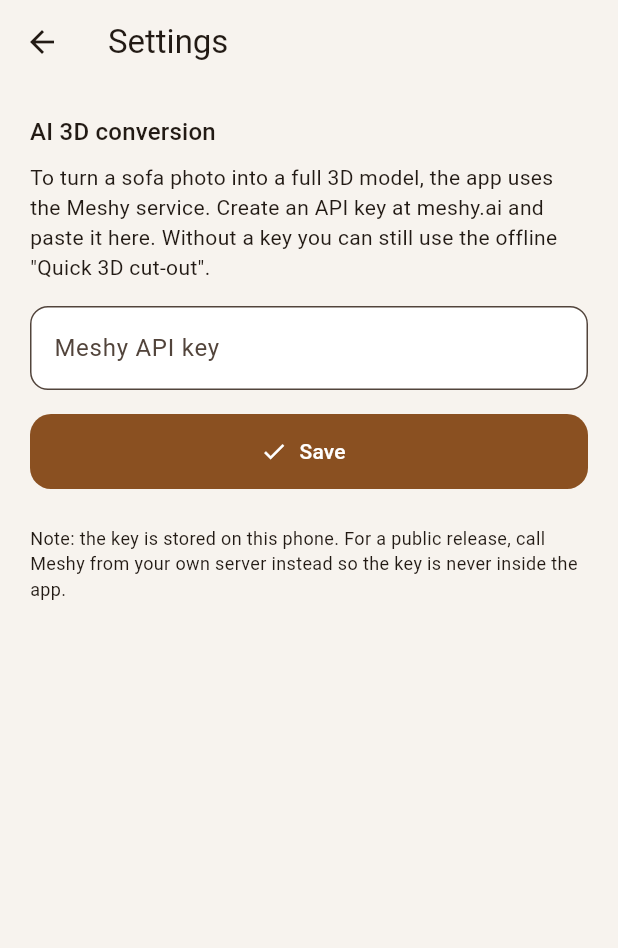
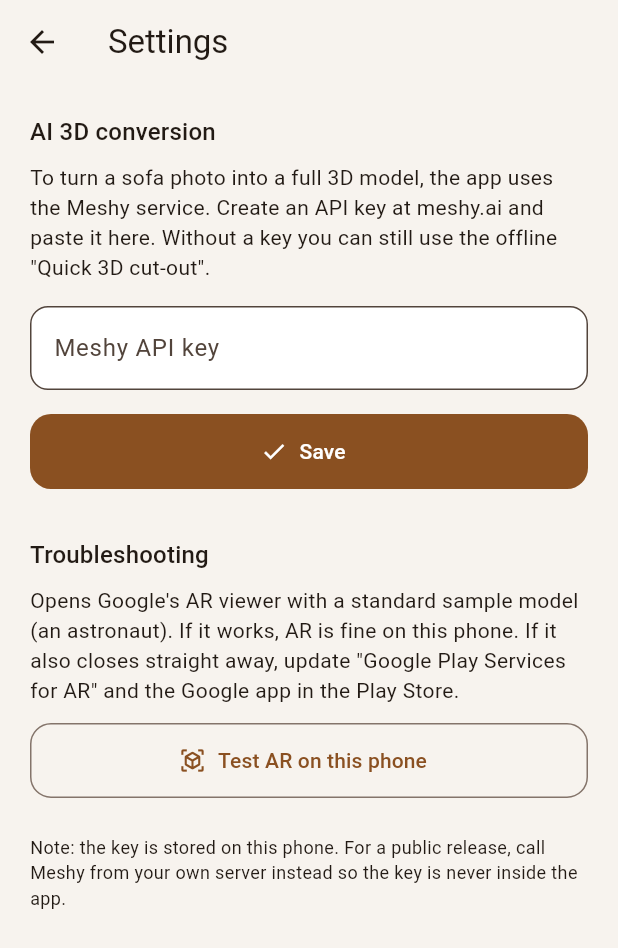
Before and after one commit to goldwin18/sofa-ar, a Flutter app: the screen it shows after launch, after a tap on the "settings" icon, on a phone screen of 412 x 824 dp. Shown: the top 948 px of the screen. Run offline on Flutter 3.47's test engine with Material 3 defaults, Android fonts, the phone set to English and light mode, and no system bars; our stand-ins replace camera, image_picker, permission_handler, share_plus, shared_preferences; missing offline and left inert: android_intent_plus, model_viewer_plus; network calls fail.

Commit message:
Ar issue fix new

```diff
--- a/lib/data/sample_sofas.dart
+++ b/lib/data/sample_sofas.dart
@@ -6,8 +6,14 @@ import 'models/sofa.dart';
 /// To add another one: drop `sofa_11.png` into assets/images and `sofa_11.glb` into
 /// assets/models (tool/make_sample_glbs.py can build the .glb), then add a line below.
 /// Widths are real-world metres and must match tool/make_sample_glbs.py.
+///
+/// MODEL REVISION: the AR viewer downloads the models through a CDN that keeps old copies
+/// for hours. So whenever you change a model, raise [modelRevision] here AND `REVISION` in
+/// tool/make_sample_glbs.py (the file name changes, so the CDN can never serve a stale copy).
 class SampleSofas {
   SampleSofas._();
+
+  static const modelRevision = 2;
 
   static Sofa _sample(String id, String name, String style, String price, double width) {
     return Sofa(
@@ -17,7 +23,7 @@ class SampleSofas {
       price: price,
       widthMeters: width,
       imagePath: 'assets/images/$id.png',
-      modelPath: 'assets/models/$id.glb',
+      modelPath: 'assets/models/${id}_r$modelRevision.glb',
     );
   }
 
--- a/lib/features/settings/settings_screen.dart
+++ b/lib/features/settings/settings_screen.dart
@@ -4,6 +4,7 @@ import 'package:provider/provider.dart';
 import '../../core/theme/app_theme.dart';
 import '../../core/utils/snack.dart';
 import '../../core/widgets/app_button.dart';
+import '../../services/ar_launcher.dart';
 import '../../services/settings_service.dart';
 
 class SettingsScreen extends StatefulWidget {
@@ -34,6 +35,14 @@ class _SettingsScreenState extends State<SettingsScreen> {
     if (mounted) showSnack(context, 'Saved.');
   }
 
+  Future<void> _testAr() async {
+    try {
+      await ArLauncher.openViewer(ArLauncher.testModelUrl, title: 'AR test', resizable: true);
+    } on ArException catch (e) {
+      if (mounted) showSnack(context, e.message);
+    }
+  }
+
   @override
   Widget build(BuildContext context) {
     return Scaffold(
@@ -57,6 +66,21 @@ class _SettingsScreenState extends State<SettingsScreen> {
           ),
           const SizedBox(height: 16),
           AppButton(label: 'Save', icon: Icons.check, onPressed: _save),
+          const SizedBox(height: 32),
+          Text('Troubleshooting', style: Theme.of(context).textTheme.titleMedium),
+          const SizedBox(height: 8),
+          const Text(
+            'Opens Google\'s AR viewer with a standard sample model (an astronaut). '
+            'If it works, AR is fine on this phone. If it also closes straight away, '
+            'update "Google Play Services for AR" and the Google app in the Play Store.',
+          ),
+          const SizedBox(height: 12),
+          AppButton(
+            label: 'Test AR on this phone',
+            icon: Icons.view_in_ar,
+            outlined: true,
+            onPressed: _testAr,
+          ),
           const SizedBox(height: 24),
           const Text(
             'Note: the key is stored on this phone. For a public release, call Meshy from '
--- a/lib/services/ar_launcher.dart
+++ b/lib/services/ar_launcher.dart
@@ -35,6 +35,11 @@ class ArLauncher {
     return Uri.parse('${AppConstants.hostedModelsBaseUrl}/$fileName');
   }
 
+  /// A standard Google sample model. If AR works with this one but not with a sofa,
+  /// the problem is the sofa file; if it fails too, the problem is this phone's AR setup.
+  static final testModelUrl =
+      Uri.parse('https://modelviewer.dev/shared-assets/models/Astronaut.glb');
+
   static Future<void> launch(Sofa sofa) async {
     final modelUrl = hostedModelUrl(sofa);
     if (modelUrl == null) {
@@ -43,14 +48,18 @@ class ArLauncher {
         'uploaded yet. Use the 3D viewer or the camera overlay for this sofa.',
       );
     }
+    await openViewer(modelUrl, title: sofa.name);
+  }
 
+  /// Opens Scene Viewer for any public https .glb link.
+  static Future<void> openViewer(Uri modelUrl, {required String title, bool resizable = false}) async {
     await _checkModelIsReachable(modelUrl);
 
     final viewerUri = Uri.https('arvr.google.com', '/scene-viewer/1.0', {
       'file': modelUrl.toString(),
       'mode': 'ar_preferred',
-      'title': sofa.name,
-      'resizable': 'false', // keep true-to-size
+      'title': title,
+      'resizable': resizable.toString(), // false keeps the sofa true-to-size
     });
 
     final intent = AndroidIntent(
```
Also changed, not shown: 12 other files.
